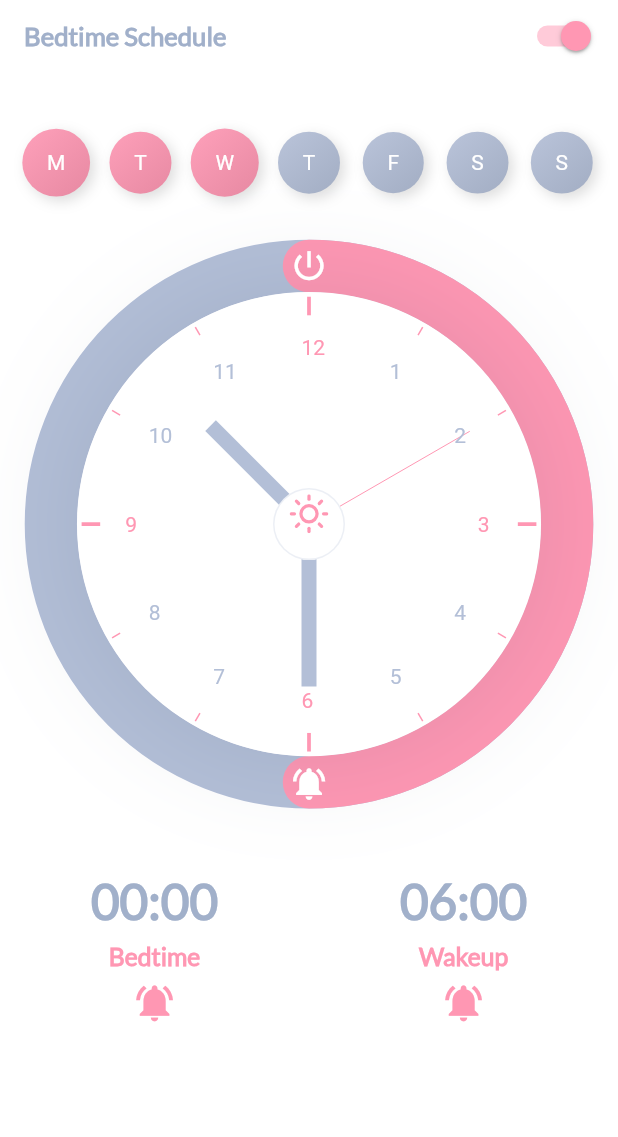
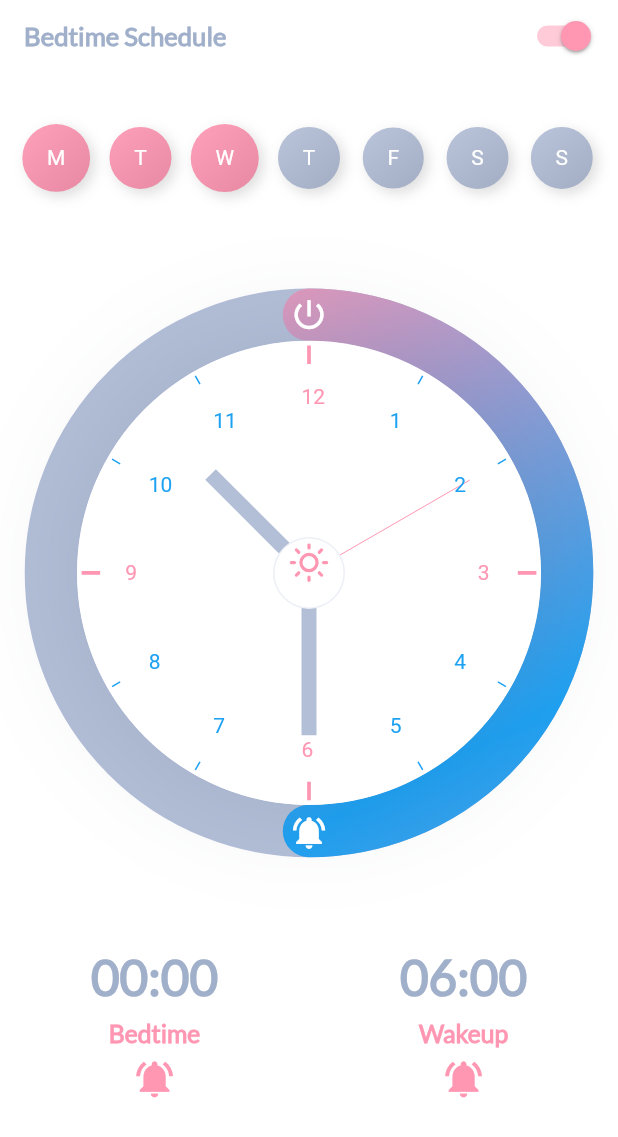
Before and after one commit to lambiengcode/analog-clock, a Flutter app: the BedTimePage widget shown alone on an empty page, opened directly, on a phone screen of 412 x 824 dp. Shown: the top 1137 px of the screen. Run offline on Flutter 3.47's test engine with Material 2 defaults, Android fonts, the phone set to English and light mode, and no system bars; drawn by our look-alikes of flutter_neumorphic, percent_indicator; our stand-ins replace flutter_icons, flutter_svg, get, get_storage, google_fonts; accounts and stored records are empty.

Commit message:
add secondary color

```diff
--- a/lib/src/pages/bedtime/bed_time_page.dart
+++ b/lib/src/pages/bedtime/bed_time_page.dart
@@ -47,9 +47,9 @@ class _BedTimePageState extends State<BedTimePage> {
       child: Column(
         children: [
           _buildTitle(context),
-          SizedBox(height: height * .04),
+          Spacer(flex: 1),
           PickDay(),
-          SizedBox(height: 24.0),
+          Spacer(flex: 2),
           Stack(
             children: [
               CircularPercentIndicator(
@@ -57,8 +57,16 @@ class _BedTimePageState extends State<BedTimePage> {
                 lineWidth: 35.0,
                 percent: .5,
                 circularStrokeCap: CircularStrokeCap.round,
-                progressColor: Theme.of(context).primaryColor,
                 backgroundColor: Theme.of(context).accentColor,
+                linearGradient: LinearGradient(
+                  begin: Alignment.topLeft,
+                  end: Alignment.bottomCenter,
+                  colors: [
+                    Theme.of(context).primaryColor,
+                    Theme.of(context).secondaryHeaderColor,
+                  ],
+                  tileMode: TileMode.mirror,
+                ),
                 restartAnimation: true,
                 center: Padding(
                   padding: EdgeInsets.symmetric(
@@ -125,7 +133,7 @@ class _BedTimePageState extends State<BedTimePage> {
               ),
             ],
           ),
-          SizedBox(height: height * .05),
+          Spacer(flex: 2),
           Row(
             mainAxisAlignment: MainAxisAlignment.spaceAround,
             children: [
@@ -135,6 +143,7 @@ class _BedTimePageState extends State<BedTimePage> {
                   context, '06:00', 'Wakeup', Icons.notifications_active),
             ],
           ),
+          Spacer(flex: 3),
         ],
       ),
     );
--- a/lib/src/pages/home/widgets/body.dart
+++ b/lib/src/pages/home/widgets/body.dart
@@ -1,3 +1,4 @@
+import 'package:analog_clock/src/public/constants.dart';
 import 'package:flutter/material.dart';
 import 'package:intl/intl.dart';
 import 'clock.dart';
@@ -17,8 +18,12 @@ class Body extends StatelessWidget {
         child: Column(
           children: [
             Text(
-              "Ho Chi Minh, Viet Nam",
-              style: Theme.of(context).textTheme.bodyText1,
+              "Ho Chi Minh, SEA",
+              style: Theme.of(context).textTheme.bodyText1.copyWith(
+                    fontFamily: 'Lato',
+                    fontWeight: FontWeight.w600,
+                    fontSize: width / 26.0,
+                  ),
             ),
             TimeInHourAndMinute(),
             Spacer(),
--- a/lib/src/pages/home/widgets/clock_painter.dart
+++ b/lib/src/pages/home/widgets/clock_painter.dart
@@ -109,7 +109,7 @@ class ClockPainter extends CustomPainter {
           style: new TextStyle(
             color: [0, 3, 6, 9].contains(i)
                 ? Theme.of(context).primaryColor
-                : Theme.of(context).accentColor,
+                : Theme.of(context).secondaryHeaderColor,
           ),
           text: i == 0 ? '12' : i.toString());
       TextPainter tp = new TextPainter(
@@ -126,7 +126,9 @@ class ClockPainter extends CustomPainter {
         Offset(hour12Y, hour12X),
         Offset(hour12Yy, hour12Xx),
         Paint()
-          ..color = Theme.of(context).primaryColor
+          ..color = [0, 3, 6, 9].contains(i)
+              ? Theme.of(context).primaryColor
+              : Theme.of(context).secondaryHeaderColor
           ..style = PaintingStyle.stroke
           ..strokeWidth = [0, 3, 6, 9].contains(i) ? 2.5 : 1,
       );
--- a/lib/src/public/constants.dart
+++ b/lib/src/public/constants.dart
@@ -3,6 +3,7 @@ import 'package:get/get.dart';
 
 // Colors
 const kPrimaryColor = Color(0xFFFF97B3);
+const kSecondaryColor = Color(0xFF1DA1F2);
 const kSecondaryLightColor = Color(0xFFE4E9F2);
 const kSecondaryDarkColor = Color(0xFF404040);
 const kAccentLightColor = Color(0xFFB3BFD7);
--- a/lib/src/theme/themes.dart
+++ b/lib/src/theme/themes.dart
@@ -6,6 +6,7 @@ class Themes {
   final lightTheme = ThemeData.light().copyWith(
     appBarTheme: appBarTheme,
     primaryColor: kPrimaryColor,
+    secondaryHeaderColor: kSecondaryColor,
     accentColor: kAccentLightColor,
     scaffoldBackgroundColor: Colors.white,
     colorScheme: ColorScheme.light(
@@ -26,6 +27,7 @@ class Themes {
   );
   final darkTheme = ThemeData.dark().copyWith(
     primaryColor: kPrimaryColor,
+    secondaryHeaderColor: kSecondaryColor,
     accentColor: kAccentDarkColor,
     scaffoldBackgroundColor: Color(0xFF0D0C0E),
     appBarTheme: appBarTheme,
```
